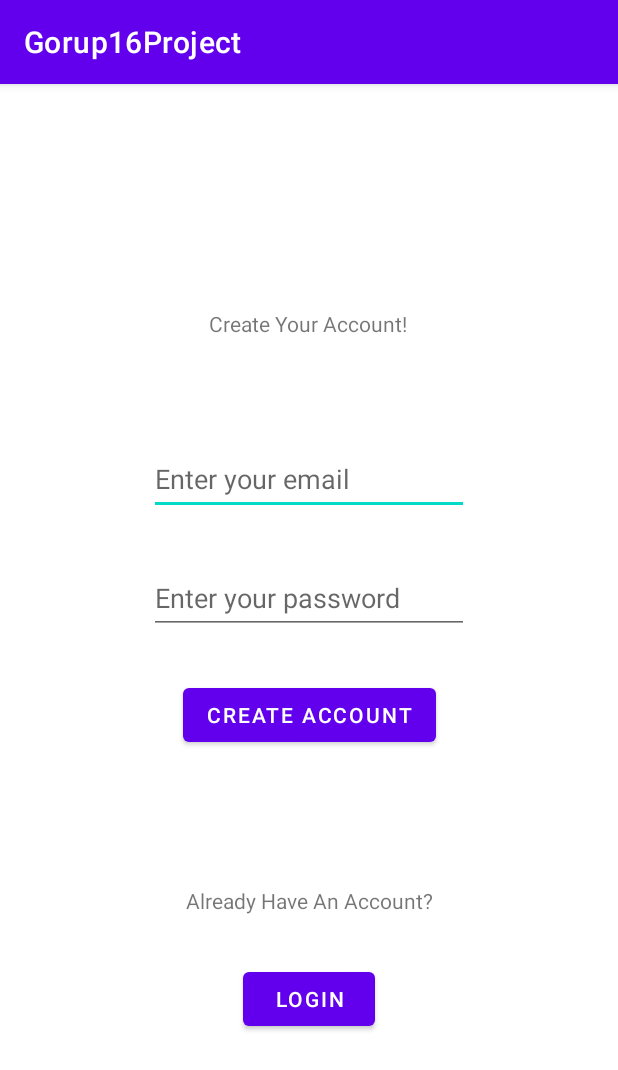
After one commit to sharma-sourabh3435/Odd-Jobs, an Android app: the CreateAccount screen opened directly, with no data from a screen before it, on a phone screen of 412 x 824 dp. The commit adds this screen. Shown: the top 1070 px of the screen. Run offline under Robolectric (Android 15) with nearby library versions, the phone set to English and light mode, and no system bars.

Commit message:
Set up CreateAccount page swithing

```diff
--- a/app/src/main/AndroidManifest.xml
+++ b/app/src/main/AndroidManifest.xml
@@ -12,6 +12,8 @@
         android:supportsRtl="true"
         android:theme="@style/Theme.Gorup16Project"
         tools:targetApi="31">
+        <activity android:name=".CreateAccount"
+            android:exported="true"></activity>
         <activity
             android:name=".MainActivity"
             android:exported="true">
--- /dev/null
+++ b/app/src/main/java/com/example/gorup16project/CreateAccount.java
@@ -0,0 +1,17 @@
+package com.example.gorup16project;
+
+import android.os.Bundle;
+import android.content.Intent;
+
+import androidx.appcompat.app.AppCompatActivity;
+
+public class CreateAccount extends AppCompatActivity {
+
+    @Override
+    protected void onCreate(Bundle savedInstanceState) {
+        super.onCreate(savedInstanceState);
+        setContentView(R.layout.create_account);
+    }
+
+
+}
--- a/app/src/main/java/com/example/gorup16project/WelcomeActivity.java
+++ b/app/src/main/java/com/example/gorup16project/WelcomeActivity.java
@@ -4,5 +4,5 @@ import android.view.View;
 
 import androidx.appcompat.app.AppCompatActivity;
 
-public class WelcomeActivity extends AppCompatActivity implements View.OnClickListener {
+public class WelcomeActivity extends AppCompatActivity {
 }
--- a/app/src/main/res/layout/activity_main.xml
+++ b/app/src/main/res/layout/activity_main.xml
@@ -12,8 +12,9 @@
         android:layout_height="wrap_content"
         android:layout_marginBottom="28dp"
         android:ems="10"
+        android:hint="Your email address"
         android:inputType="textEmailAddress"
-        android:hint="Your email address"
+        android:minHeight="48dp"
         app:layout_constraintBottom_toTopOf="@+id/editTextTextPassword3"
         app:layout_constraintEnd_toEndOf="parent"
         app:layout_constraintHorizontal_bias="0.497"
@@ -24,8 +25,9 @@
         android:layout_width="wrap_content"
         android:layout_height="wrap_content"
         android:ems="10"
+        android:hint="Password"
         android:inputType="textPassword"
-        android:hint="Password"
+        android:minHeight="48dp"
         app:layout_constraintBottom_toBottomOf="parent"
         app:layout_constraintEnd_toEndOf="parent"
         app:layout_constraintHorizontal_bias="0.497"
```
Also changed, not shown: app/src/main/java/com/example/gorup16project/MainActivity.java (+16 -2 lines), 1 other file.
